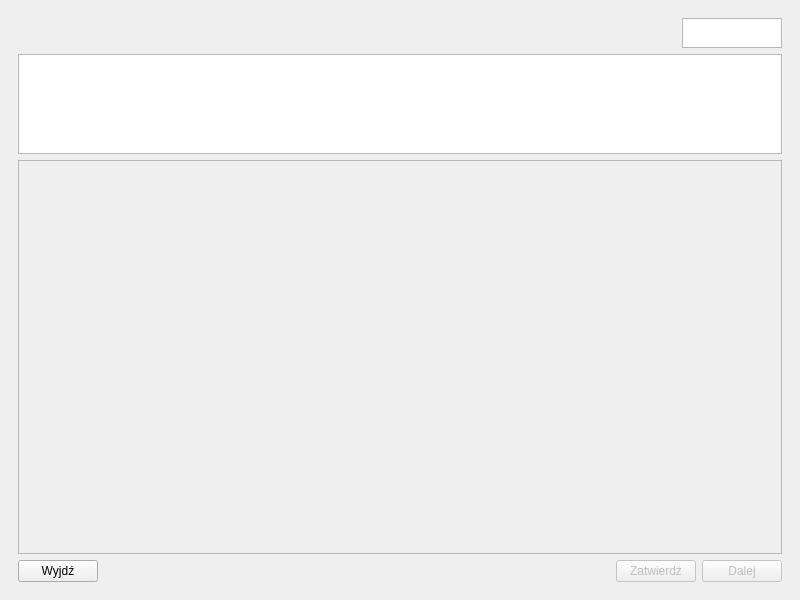
Before: the Qt Designer form quiz_gui.ui in M4tth3wG/Quizer, drawn with Qt 5.
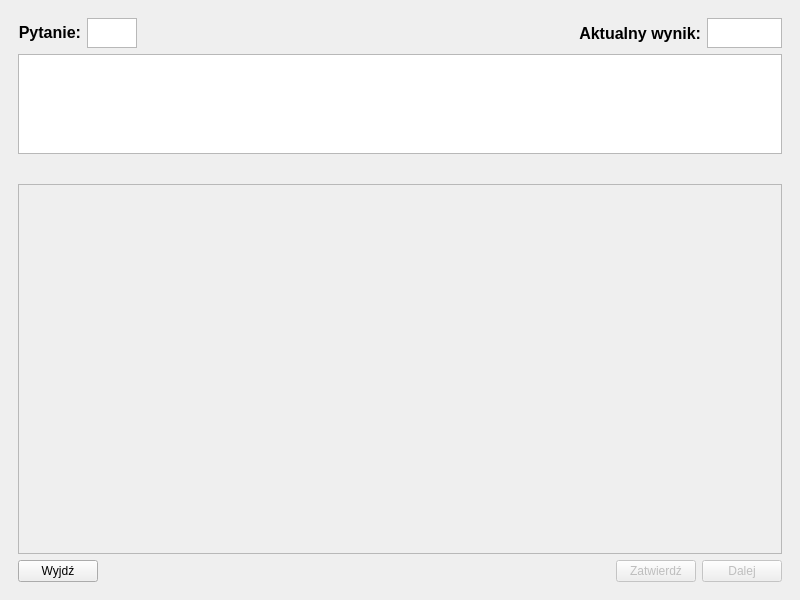
After: the same form once the commit is applied.

Diff of the .ui file:
```diff
--- a/quiz_gui.ui
+++ b/quiz_gui.ui
@@ -26,8 +26,8 @@
      <verstretch>0</verstretch>
     </sizepolicy>
    </property>
-   <layout class="QVBoxLayout" name="verticalLayout_2">
-    <item>
+   <layout class="QGridLayout" name="gridLayout_3">
+    <item row="0" column="0">
      <widget class="QStackedWidget" name="quiz_window_views">
       <property name="currentIndex">
        <number>1</number>
@@ -45,22 +45,44 @@
       </widget>
       <widget class="QWidget" name="quiz_question_page">
        <layout class="QVBoxLayout" name="verticalLayout">
-        <property name="sizeConstraint">
-         <enum>QLayout::SetDefaultConstraint</enum>
-        </property>
-        <item alignment="Qt::AlignRight">
-         <widget class="QTextEdit" name="textEdit">
-          <property name="maximumSize">
-           <size>
-            <width>100</width>
-            <height>30</height>
-           </size>
-          </property>
-          <property name="readOnly">
-           <bool>true</bool>
-          </property>
-          <property name="html">
-           <string>&lt;!DOCTYPE HTML PUBLIC &quot;-//W3C//DTD HTML 4.0//EN&quot; &quot;http://www.w3.org/TR/REC-html40/strict.dtd&quot;&gt;
+        <item>
+         <layout class="QHBoxLayout" name="horizontalLayout_3">
+          <item>
+           <widget class="QLabel" name="label_2">
+            <property name="font">
+             <font>
+              <family>Arial</family>
+              <pointsize>12</pointsize>
+              <bold>true</bold>
+             </font>
+            </property>
+            <property name="text">
+             <string>&lt;html&gt;&lt;head/&gt;&lt;body&gt;&lt;p&gt;Pytanie:&lt;/p&gt;&lt;/body&gt;&lt;/html&gt;</string>
+            </property>
+            <property name="alignment">
+             <set>Qt::AlignRight|Qt::AlignTrailing|Qt::AlignVCenter</set>
+            </property>
+           </widget>
+          </item>
+          <item>
+           <widget class="QTextEdit" name="progress_text_edit">
+            <property name="sizePolicy">
+             <sizepolicy hsizetype="Expanding" vsizetype="Fixed">
+              <horstretch>0</horstretch>
+              <verstretch>0</verstretch>
+             </sizepolicy>
+            </property>
+            <property name="maximumSize">
+             <size>
+              <width>50</width>
+              <height>30</height>
+             </size>
+            </property>
+            <property name="readOnly">
+             <bool>true</bool>
+            </property>
+            <property name="html">
+             <string>&lt;!DOCTYPE HTML PUBLIC &quot;-//W3C//DTD HTML 4.0//EN&quot; &quot;http://www.w3.org/TR/REC-html40/strict.dtd&quot;&gt;
 &lt;html&gt;&lt;head&gt;&lt;meta name=&quot;qrichtext&quot; content=&quot;1&quot; /&gt;&lt;meta charset=&quot;utf-8&quot; /&gt;&lt;style type=&quot;text/css&quot;&gt;
 p, li { white-space: pre-wrap; }
 hr { height: 1px; border-width: 0; }
@@ -68,11 +90,65 @@
 li.checked::marker { content: &quot;\2612&quot;; }
 &lt;/style&gt;&lt;/head&gt;&lt;body style=&quot; font-family:'Segoe UI'; font-size:9pt; font-weight:400; font-style:normal;&quot;&gt;
 &lt;p style=&quot;-qt-paragraph-type:empty; margin-top:0px; margin-bottom:0px; margin-left:0px; margin-right:0px; -qt-block-indent:0; text-indent:0px;&quot;&gt;&lt;br /&gt;&lt;/p&gt;&lt;/body&gt;&lt;/html&gt;</string>
-          </property>
-          <property name="textInteractionFlags">
-           <set>Qt::NoTextInteraction</set>
-          </property>
-         </widget>
+            </property>
+            <property name="textInteractionFlags">
+             <set>Qt::NoTextInteraction</set>
+            </property>
+           </widget>
+          </item>
+          <item>
+           <spacer name="horizontalSpacer_4">
+            <property name="orientation">
+             <enum>Qt::Horizontal</enum>
+            </property>
+            <property name="sizeHint" stdset="0">
+             <size>
+              <width>40</width>
+              <height>20</height>
+             </size>
+            </property>
+           </spacer>
+          </item>
+          <item>
+           <widget class="QLabel" name="label_3">
+            <property name="font">
+             <font>
+              <family>Arial</family>
+              <pointsize>12</pointsize>
+              <bold>true</bold>
+             </font>
+            </property>
+            <property name="text">
+             <string>Aktualny wynik:</string>
+            </property>
+            <property name="alignment">
+             <set>Qt::AlignRight|Qt::AlignTrailing|Qt::AlignVCenter</set>
+            </property>
+           </widget>
+          </item>
+          <item>
+           <widget class="QTextEdit" name="current_score_text_edit">
+            <property name="sizePolicy">
+             <sizepolicy hsizetype="Expanding" vsizetype="Fixed">
+              <horstretch>0</horstretch>
+              <verstretch>0</verstretch>
+             </sizepolicy>
+            </property>
+            <property name="maximumSize">
+             <size>
+              <width>75</width>
+              <height>30</height>
+             </size>
+            </property>
+            <property name="readOnly">
+             <bool>true</bool>
+            </property>
+            <property name="textInteractionFlags">
+             <set>Qt::NoTextInteraction</set>
+            </property>
+           </widget>
+          </item>
+         </layout>
         </item>
         <item>
          <widget class="QPlainTextEdit" name="question_text_edit">
@@ -99,6 +175,24 @@
           </property>
          </widget>
         </item>
+        <item>
+         <widget class="QLabel" name="question_type_label">
+          <property name="font">
+           <font>
+            <family>Arial</family>
+            <pointsize>12</pointsize>
+            <italic>false</italic>
+            <bold>false</bold>
+           </font>
+          </property>
+          <property name="text">
+           <string/>
+          </property>
+          <property name="textInteractionFlags">
+           <set>Qt::NoTextInteraction</set>
+          </property>
+         </widget>
+        </item>
         <item>
          <widget class="QScrollArea" name="answer_scroll_area">
           <property name="widgetResizable">
@@ -110,7 +204,7 @@
              <x>0</x>
              <y>0</y>
              <width>762</width>
-             <height>388</height>
+             <height>364</height>
             </rect>
            </property>
            <layout class="QHBoxLayout" name="horizontalLayout">
```
Left out of the diff: 120 changed lines with no effect on the pictures.
